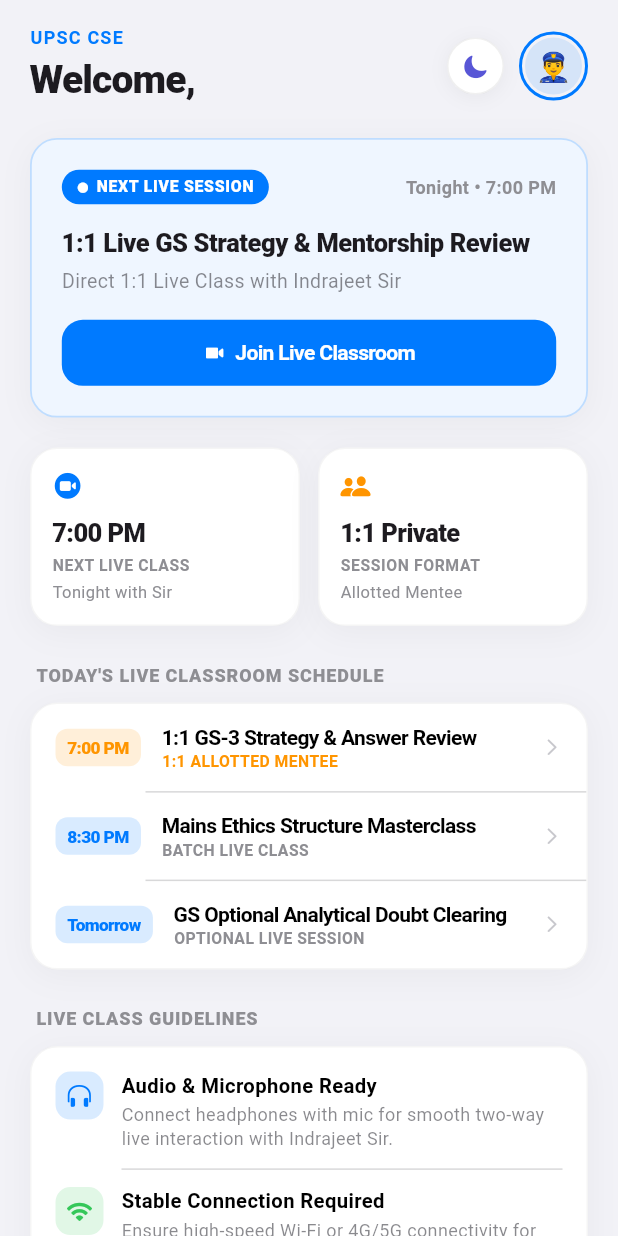
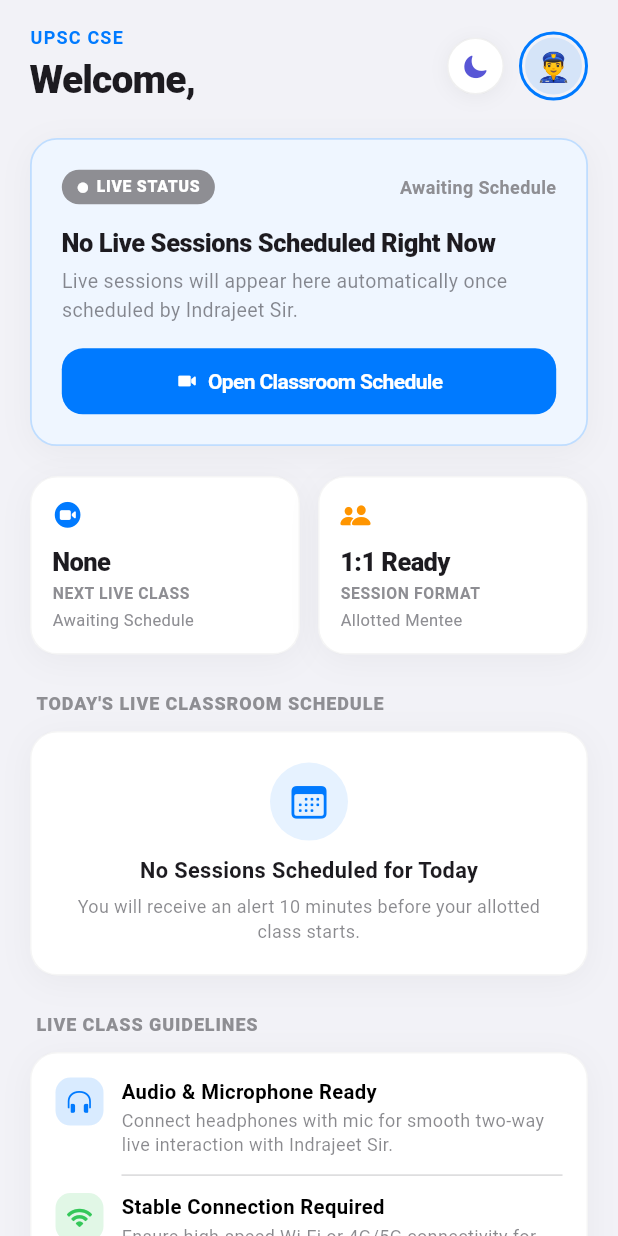
Before and after one commit to Mahendrakumar19/indrajeetsir, a Flutter app: the HomeScreen screen opened directly with empty values, on a phone screen of 412 x 824 dp. Run offline on Flutter 3.47's test engine with Material 3 defaults, Android fonts, the phone set to English and light mode, and no system bars.

Commit message:
fix: remove all dummy fallback live classes and enforce live DB state only

```diff
--- a/student_app/lib/main.dart
+++ b/student_app/lib/main.dart
@@ -1121,16 +1121,16 @@ class HomeScreen extends StatelessWidget {
                             Container(
                               padding: const EdgeInsets.symmetric(horizontal: 10, vertical: 4),
                               decoration: BoxDecoration(
-                                color: IosTheme.primaryBlue,
+                                color: upcomingClass != null ? IosTheme.primaryBlue : CupertinoColors.systemGrey,
                                 borderRadius: BorderRadius.circular(12),
                               ),
-                              child: const Row(
+                              child: Row(
                                 children: [
                                   Icon(CupertinoIcons.circle_fill, size: 8, color: Colors.white),
-                                  SizedBox(width: 5),
-                                  Text(
-                                    'NEXT LIVE SESSION',
-                                    style: TextStyle(
+                                  const SizedBox(width: 5),
+                                  Text(
+                                    upcomingClass != null ? 'UPCOMING LIVE SESSION' : 'LIVE STATUS',
+                                    style: const TextStyle(
                                       color: Colors.white,
                                       fontSize: 10.5,
                                       fontWeight: FontWeight.w800,
@@ -1140,20 +1140,26 @@ class HomeScreen extends StatelessWidget {
                                 ],
                               ),
                             ),
-                            const Text(
-                              'Tonight • 7:00 PM',
-                              style: TextStyle(fontSize: 12, fontWeight: FontWeight.w600, color: CupertinoColors.systemGrey),
+                            Text(
+                              upcomingClass != null
+                                  ? '${upcomingClass!['date'] ?? 'Today'} • ${upcomingClass!['time'] ?? '7:00 PM'}'
+                                  : 'Awaiting Schedule',
+                              style: const TextStyle(fontSize: 12, fontWeight: FontWeight.w600, color: CupertinoColors.systemGrey),
                             ),
                           ],
                         ),
                         const SizedBox(height: 14),
                         Text(
-                          upcomingClass != null ? (upcomingClass!['title'] ?? '1:1 Mentorship Session') : '1:1 Live GS Strategy & Mentorship Review',
+                          upcomingClass != null
+                              ? (upcomingClass!['title'] ?? '1:1 Mentorship Session')
+                              : 'No Live Sessions Scheduled Right Now',
                           style: const TextStyle(fontSize: 17, fontWeight: FontWeight.w800, letterSpacing: -0.3),
                         ),
                         const SizedBox(height: 4),
                         Text(
-                          'Direct 1:1 Live Class with Indrajeet Sir',
+                          upcomingClass != null
+                              ? 'Direct 1:1 Live Class with Indrajeet Sir'
+                              : 'Live sessions will appear here automatically once scheduled by Indrajeet Sir.',
                           style: TextStyle(
                             fontSize: 13,
                             color: isDark ? CupertinoColors.secondaryLabel.darkColor : CupertinoColors.secondaryLabel.color,
@@ -1168,12 +1174,15 @@ class HomeScreen extends StatelessWidget {
                                 padding: const EdgeInsets.symmetric(vertical: 12),
                                 borderRadius: BorderRadius.circular(14),
                                 onPressed: () => onNavigateTab(1),
-                                child: const Row(
+                                child: Row(
                                   mainAxisAlignment: MainAxisAlignment.center,
                                   children: [
                                     Icon(CupertinoIcons.videocam_fill, size: 16, color: Colors.white),
-                                    SizedBox(width: 6),
-                                    Text('Join Live Classroom', style: TextStyle(fontWeight: FontWeight.w700, fontSize: 14, color: Colors.white)),
+                                    const SizedBox(width: 6),
+                                    Text(
+                                      upcomingClass != null ? 'Join Live Classroom' : 'Open Classroom Schedule',
+                                      style: const TextStyle(fontWeight: FontWeight.w700, fontSize: 14, color: Colors.white),
+                                    ),
                                   ],
                                 ),
                               ),
@@ -1192,8 +1201,8 @@ class HomeScreen extends StatelessWidget {
                         child: _buildMetricTile(
                           context,
                           title: 'NEXT LIVE CLASS',
-                          value: '7:00 PM',
-                          subtitle: 'Tonight with Sir',
+                          value: upcomingClass != null ? (upcomingClass!['time'] ?? 'Today') : 'None',
+                          subtitle: upcomingClass != null ? 'With Indrajeet Sir' : 'Awaiting Schedule',
                           icon: CupertinoIcons.videocam_circle_fill,
                           color: IosTheme.primaryBlue,
                         ),
@@ -1203,7 +1212,7 @@ class HomeScreen extends StatelessWidget {
                         child: _buildMetricTile(
                           context,
                           title: 'SESSION FORMAT',
-                          value: '1:1 Private',
+                          value: '1:1 Ready',
                           subtitle: 'Allotted Mentee',
                           icon: CupertinoIcons.person_2_fill,
                           color: IosTheme.systemOrange,
@@ -1228,36 +1237,49 @@ class HomeScreen extends StatelessWidget {
                   ),
 
                   IosGlassCard(
-                    padding: EdgeInsets.zero,
-                    child: Column(
+                    padding: upcomingClass != null ? EdgeInsets.zero : const EdgeInsets.all(20),
+                    child: upcomingClass != null
+                        ? Column(
                             children: [
                               _buildScheduleRow(
                                 context,
-                          time: '7:00 PM',
-                          title: '1:1 GS-3 Strategy & Answer Review',
-                          type: '1:1 ALLOTTED MENTEE',
+                                time: upcomingClass!['time'] ?? 'Live',
+                                title: upcomingClass!['title'] ?? 'Mentorship Session',
+                                type: (upcomingClass!['assignedStudent'] ?? 'All Students').toString().toLowerCase().contains(profile.name.toLowerCase())
+                                    ? '1:1 ALLOTTED MENTEE'
+                                    : 'BATCH LIVE CLASS',
                                 isAssigned: true,
                                 onTap: () => onNavigateTab(1),
                               ),
-                        Divider(height: 1, indent: 76, color: IosTheme.separator(isDark)),
-                        _buildScheduleRow(
-                          context,
-                          time: '8:30 PM',
-                          title: 'Mains Ethics Structure Masterclass',
-                          type: 'BATCH LIVE CLASS',
-                          isAssigned: false,
-                          onTap: () => onNavigateTab(1),
-                        ),
-                        Divider(height: 1, indent: 76, color: IosTheme.separator(isDark)),
-                        _buildScheduleRow(
-                          context,
-                          time: 'Tomorrow',
-                          title: 'GS Optional Analytical Doubt Clearing',
-                          type: 'OPTIONAL LIVE SESSION',
-                          isAssigned: false,
-                          onTap: () => onNavigateTab(1),
-                        ),
-                      ],
+                            ],
+                          )
+                        : Center(
+                            child: Column(
+                              children: [
+                                Container(
+                                  padding: const EdgeInsets.all(12),
+                                  decoration: BoxDecoration(
+                                    color: IosTheme.primaryBlue.withValues(alpha: 0.1),
+                                    shape: BoxShape.circle,
+                                  ),
+                                  child: const Icon(CupertinoIcons.calendar, size: 28, color: IosTheme.primaryBlue),
+                                ),
+                                const SizedBox(height: 10),
+                                const Text(
+                                  'No Sessions Scheduled for Today',
+                                  style: TextStyle(fontSize: 14.5, fontWeight: FontWeight.w700),
+                                ),
+                                const SizedBox(height: 4),
+                                Text(
+                                  'You will receive an alert 10 minutes before your allotted class starts.',
+                                  textAlign: TextAlign.center,
+                                  style: TextStyle(
+                                    fontSize: 12,
+                                    color: isDark ? CupertinoColors.secondaryLabel.darkColor : CupertinoColors.secondaryLabel.color,
+                                  ),
+                                ),
+                              ],
+                            ),
                           ),
                   ),
                   const SizedBox(height: 24),
@@ -1515,37 +1537,7 @@ class _LiveSessionsScreenState extends State<LiveSessionsScreen> {
   Widget build(BuildContext context) {
     final isDark = Theme.of(context).brightness == Brightness.dark;
 
-    final defaultClasses = [
-      {
-        'title': '1:1 GS-3 Strategy Review Session',
-        'instructor': 'Indrajeet Sir',
-        'date': 'Today',
-        'time': '7:00 PM',
-        'assignedStudent': widget.profile.name,
-        'meetLink': 'https://meet.google.com/abc-defg-hij',
-        'status': 'SCHEDULED',
-      },
-      {
-        'title': 'Mains Answer Writing Structure Masterclass',
-        'instructor': 'Indrajeet Sir',
-        'date': 'Tomorrow',
-        'time': '6:30 PM',
-        'assignedStudent': 'All Students',
-        'meetLink': 'https://meet.google.com/xyz-uvw-rst',
-        'status': 'SCHEDULED',
-      },
-      {
-        'title': 'Ethics & Integrity Case Study Workshop',
-        'instructor': 'Indrajeet Sir',
-        'date': 'Saturday',
-        'time': '5:00 PM',
-        'assignedStudent': 'All Students',
-        'meetLink': 'https://meet.google.com/klm-nop-qrs',
-        'status': 'UPCOMING',
-      },
-    ];
-
-    final displayList = _classes.isNotEmpty ? _classes : defaultClasses;
+    final displayList = _classes;
 
     return Scaffold(
       body: SafeArea(
@@ -1601,6 +1593,39 @@ class _LiveSessionsScreenState extends State<LiveSessionsScreen> {
             Expanded(
               child: _isLoading
                   ? const Center(child: CupertinoActivityIndicator())
+                  : displayList.isEmpty
+                      ? Center(
+                          child: Padding(
+                            padding: const EdgeInsets.all(32),
+                            child: Column(
+                              mainAxisAlignment: MainAxisAlignment.center,
+                              children: [
+                                Container(
+                                  padding: const EdgeInsets.all(18),
+                                  decoration: BoxDecoration(
+                                    color: IosTheme.primaryBlue.withValues(alpha: 0.1),
+                                    shape: BoxShape.circle,
+                                  ),
+                                  child: const Icon(CupertinoIcons.calendar, size: 38, color: IosTheme.primaryBlue),
+                                ),
+                                const SizedBox(height: 16),
+                                const Text(
+                                  'No Live Sessions Scheduled',
+                                  style: TextStyle(fontSize: 17, fontWeight: FontWeight.w700),
+                                ),
+                                const SizedBox(height: 6),
+                                Text(
+                                  'Live classes and 1:1 sessions will appear here as soon as scheduled by Indrajeet Sir.',
+                                  textAlign: TextAlign.center,
+                                  style: TextStyle(
+                                    fontSize: 13,
+                                    color: isDark ? CupertinoColors.secondaryLabel.darkColor : CupertinoColors.secondaryLabel.color,
+                                  ),
+                                ),
+                              ],
+                            ),
+                          ),
+                        )
                       : ListView.builder(
                           physics: const BouncingScrollPhysics(),
                           padding: const EdgeInsets.fromLTRB(20, 8, 20, 100),
```
Also changed, not shown: 1 other file. Lines whose indentation alone changed are shown as unchanged.
